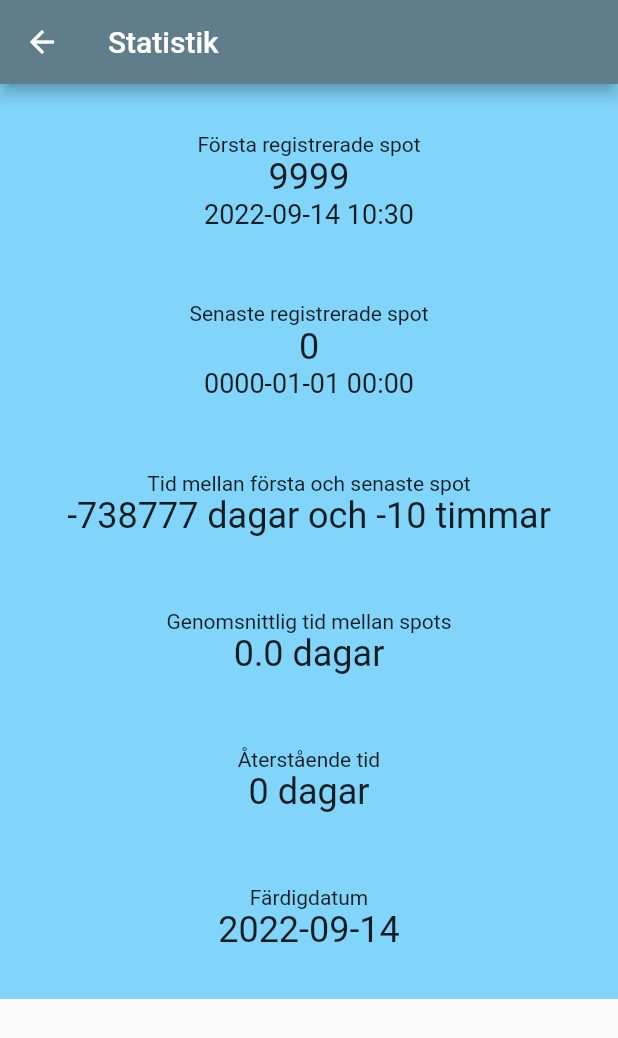
After one commit to Meconer/platespot, a Flutter app: the StatPage screen opened directly, on a phone screen of 412 x 824 dp. The commit adds this screen. Shown: the top 1038 px of the screen. Run offline on Flutter 3.47's test engine with Material 2 defaults, Android fonts, the light colour scheme and no system bars; our stand-ins replace package_info_plus, shared_preferences, sqflite; accounts and stored records are empty.

Commit message:
Added a stat page

```diff
--- /dev/null
+++ b/lib/StatPage.dart
@@ -0,0 +1,179 @@
+import 'dart:math';
+
+import 'package:flutter/material.dart';
+import 'package:intl/intl.dart';
+import 'spotting.dart';
+
+class StatPage extends StatelessWidget {
+  const StatPage({super.key});
+
+  @override
+  Widget build(BuildContext context) {
+    return Scaffold(
+      appBar: AppBar(
+        title: Text('Statistik'),
+      ),
+      body: SingleChildScrollView(
+        child: Container(
+          width: double.infinity,
+          color: Colors.lightBlue[200],
+          child: Padding(
+            padding: const EdgeInsets.all(8.0),
+            child: FutureBuilder<List<Spotting>>(
+                future: Spotting.getAllSpottingsFromDB(),
+                builder: (context, snapshot) {
+                  if (snapshot.hasData) {
+                    return getStatWidget(snapshot.data!);
+                  }
+                  return Center(child: CircularProgressIndicator());
+                }),
+          ),
+        ),
+      ),
+    );
+  }
+
+  Widget getStatWidget(List<Spotting> spotList) {
+    final firstSpot = getFirstSpot(spotList);
+    final lastSpot = getLastSpot(spotList);
+    final interval = lastSpot.spottingTime.difference(firstSpot.spottingTime);
+    final intervalInDays = interval.inDays;
+    final intervalInHours = (interval - Duration(days: intervalInDays)).inHours;
+
+    final timeBetweenSpots =
+        calcAverageTimeBetweenSpotsInHours(firstSpot, lastSpot) / 24;
+    String avgStr = timeBetweenSpots.toString();
+    int decPos = avgStr.indexOf('.');
+    if (decPos >= 0) {
+      int l = avgStr.length;
+      avgStr = avgStr.substring(0, min(decPos + 3, l));
+    }
+
+    final remainingTime = calcRemainingTimeInDays(firstSpot, lastSpot).round();
+
+    return Column(
+      children: [
+        StatText(firstSpot, 'Första registrerade spot'),
+        StatText(lastSpot, 'Senaste registrerade spot'),
+        NumberText(
+          title: 'Tid mellan första och senaste spot',
+          text: '$intervalInDays dagar och $intervalInHours timmar',
+        ),
+        NumberText(
+            title: 'Genomsnittlig tid mellan spots', text: '$avgStr dagar'),
+        NumberText(title: 'Återstående tid', text: '$remainingTime dagar'),
+        NumberText(
+            title: 'Färdigdatum',
+            text: '${formattedDate(finishTime(remainingTime))}')
+      ],
+    );
+  }
+
+  Spotting getFirstSpot(List<Spotting> spotList) {
+    var firstSpotting =
+        Spotting(spotNumber: 9999, spottingTime: DateTime.now());
+    for (final spot in spotList) {
+      if (spot.spotNumber < firstSpotting.spotNumber) {
+        firstSpotting = spot.copy();
+      }
+    }
+    return firstSpotting;
+  }
+
+  Spotting getLastSpot(List<Spotting> spotList) {
+    var lastSpotting = Spotting(spotNumber: 0, spottingTime: DateTime(0));
+    for (final spot in spotList) {
+      if (spot.spotNumber > lastSpotting.spotNumber) {
+        lastSpotting = spot.copy();
+      }
+    }
+    return lastSpotting;
+  }
+
+  double calcRemainingTimeInDays(Spotting firstSpot, Spotting lastSpot) {
+    final avgTimeBetweenSpots =
+        calcAverageTimeBetweenSpotsInHours(firstSpot, lastSpot);
+    lastSpot.spottingTime.difference(firstSpot.spottingTime);
+    final noInterval = lastSpot.spotNumber - firstSpot.spotNumber;
+    if (noInterval > 0) {
+      final remainingTimeInHours =
+          (999 - lastSpot.spotNumber) * avgTimeBetweenSpots;
+      return (remainingTimeInHours / 24).roundToDouble();
+    }
+    return 0;
+  }
+
+  double calcAverageTimeBetweenSpotsInHours(
+      Spotting firstSpot, Spotting lastSpot) {
+    final timeInterval =
+        lastSpot.spottingTime.difference(firstSpot.spottingTime);
+    final noInterval = lastSpot.spotNumber - firstSpot.spotNumber;
+    if (noInterval <= 0) return 0;
+    final averageTimeBetweenSpots = timeInterval.inHours / noInterval;
+    return averageTimeBetweenSpots;
+  }
+}
+
+DateTime finishTime(int remainingDays) {
+  return DateTime.now().add(Duration(days: remainingDays));
+}
+
+class NumberText extends StatelessWidget {
+  const NumberText({
+    Key? key,
+    required this.title,
+    required this.text,
+  }) : super(key: key);
+
+  final String title;
+  final String text;
+
+  @override
+  Widget build(BuildContext context) {
+    return Padding(
+      padding: EdgeInsets.all(24),
+      child: Column(children: [
+        Text(title),
+        Text(
+          text,
+          style: TextStyle(fontSize: 24),
+        ),
+      ]),
+    );
+  }
+}
+
+String formattedDateTime(DateTime dateTime) {
+  final formatter = DateFormat('yyyy-MM-dd HH:mm');
+  return formatter.format(dateTime);
+}
+
+String formattedDate(DateTime dateTime) {
+  final formatter = DateFormat('yyyy-MM-dd');
+  return formatter.format(dateTime);
+}
+
+class StatText extends StatelessWidget {
+  final Spotting spotting;
+  final String title;
+  StatText(this.spotting, this.title);
+  @override
+  Widget build(BuildContext context) {
+    return Padding(
+      padding: EdgeInsets.all(24),
+      child: Column(
+        children: [
+          Text(title),
+          Text(
+            spotting.spotNumber.toString(),
+            style: TextStyle(fontSize: 24),
+          ),
+          Text(
+            formattedDateTime(spotting.spottingTime),
+            style: TextStyle(fontSize: 18),
+          )
+        ],
+      ),
+    );
+  }
+}
--- a/lib/main.dart
+++ b/lib/main.dart
@@ -1,5 +1,7 @@
 import 'package:flutter/material.dart';
 import 'package:flutter/services.dart';
+import 'package:platespot/StatPage.dart';
+import 'package:platespot/spotting.dart';
 import 'package:shared_preferences/shared_preferences.dart';
 import 'package:package_info_plus/package_info_plus.dart';
 
@@ -20,7 +22,7 @@ class MyApp extends StatelessWidget {
 }
 
 class MyHomePage extends StatefulWidget {
-  MyHomePage({Key key, this.title}) : super(key: key);
+  MyHomePage({Key? key, required this.title}) : super(key: key);
 
   final String title;
 
@@ -47,6 +49,9 @@ class _MyHomePageState extends State<MyHomePage> {
 
   void _incrementCounter() async {
     final prefs = await SharedPreferences.getInstance();
+    Spotting spotting =
+        Spotting(spotNumber: _counter, spottingTime: DateTime.now());
+    spotting.storeInDb();
     setState(() {
       _counter++;
       if (_counter == 1000) {
@@ -91,6 +96,12 @@ class _MyHomePageState extends State<MyHomePage> {
                   _showVersion();
                 },
               ),
+              ListTile(
+                title: const Text('Statistik'),
+                onTap: () {
+                  _showStatistics();
+                },
+              ),
             ],
           ),
         ),
@@ -102,13 +113,11 @@ class _MyHomePageState extends State<MyHomePage> {
         child: Column(
           mainAxisAlignment: MainAxisAlignment.center,
           children: <Widget>[
-            Text(
-              'Nummer att leta efter:',
+            Text('Nummer att leta efter:',
                 style: TextStyle(
                   fontWeight: FontWeight.w300,
                   fontSize: 30,
-              )
-            ),
+                )),
             GestureDetector(
               onLongPress: _setCounter,
               child: Padding(
@@ -122,10 +131,12 @@ class _MyHomePageState extends State<MyHomePage> {
             TextButton(
               child: Text('Hittat'),
               style: TextButton.styleFrom(
-                primary: Colors.white,
+                foregroundColor: Colors.white,
                 backgroundColor: Theme.of(context).colorScheme.primary,
                 elevation: 10,
-                shape: RoundedRectangleBorder( borderRadius: BorderRadius.all(Radius.circular(10)),),
+                shape: RoundedRectangleBorder(
+                  borderRadius: BorderRadius.all(Radius.circular(10)),
+                ),
                 textStyle: TextStyle(
                   fontSize: 50,
                   fontWeight: FontWeight.w300,
@@ -136,18 +147,6 @@ class _MyHomePageState extends State<MyHomePage> {
           ],
         ),
       ),
-      // floatingActionButtonLocation: FloatingActionButtonLocation.centerFloat,
-      // floatingActionButton: SizedBox(
-      //   width: 200,
-      //   child: FittedBox(
-      //     child: FloatingActionButton.extended(
-      //       onPressed: _incrementCounter,
-      //       tooltip: 'Hittat',
-      //       icon: Icon(Icons.add),
-      //       label: Text('Hittat'),
-      //     ),
-      //   ),
-      //),
     );
   }
 
@@ -217,6 +216,14 @@ class _MyHomePageState extends State<MyHomePage> {
       ),
     );
   }
+
+  Future<void> _showStatistics() async {
+    await Navigator.push(
+      context,
+      MaterialPageRoute(builder: (context) => StatPage()),
+    );
+    Navigator.pop(context);
+  }
 }
 
 String getTextForCounter(int counter) {
--- a/lib/platespotdb.dart
+++ b/lib/platespotdb.dart
@@ -0,0 +1,48 @@
+import 'package:path/path.dart';
+import 'package:platespot/spotting.dart';
+import 'package:sqflite/sqflite.dart';
+
+class PlateSpotDB {
+  static const dbName = 'spottings';
+
+  Database? database;
+
+  Future<void> open() async {
+    final dbPath = await getDatabasesPath();
+    final dbFullName = join(dbPath, dbName);
+    database = await openDatabase(dbFullName, onCreate: (db, version) {
+      return db.execute(
+        '''
+        CREATE TABLE $dbName
+        (spotNr INTEGER PRIMARY KEY, timestamp TEXT);
+        ''',
+      );
+    }, version: 1);
+  }
+
+  Future<void> store(Spotting spotting) async {
+    String spotTimeStr = spotting.spottingTime.toIso8601String();
+    final values = {
+      'spotNr': spotting.spotNumber,
+      'timestamp': spotTimeStr,
+    };
+
+    if (database != null) {
+      final id = await database!.insert(dbName, values);
+      print('Inserted $id');
+    }
+  }
+
+  Future<List<Spotting>> getAllSpottings() async {
+    if (database != null) {
+      final result = await database!.query(dbName);
+      List<Spotting> resultList = [];
+      for (final row in result) {
+        final spotting = Spotting.fromMap(row);
+        resultList.add(spotting);
+      }
+      return resultList;
+    }
+    return [];
+  }
+}
--- /dev/null
+++ b/lib/spotting.dart
@@ -0,0 +1,33 @@
+import 'package:platespot/platespotdb.dart';
+
+class Spotting {
+  DateTime spottingTime;
+  int spotNumber;
+
+  Spotting({required this.spotNumber, required this.spottingTime});
+
+  Future<void> storeInDb() async {
+    final database = PlateSpotDB();
+    await database.open();
+    await database.store(this);
+  }
+
+  static Future<List<Spotting>> getAllSpottingsFromDB() async {
+    final database = PlateSpotDB();
+    await database.open();
+    final spottingList = await database.getAllSpottings();
+    return spottingList;
+  }
+
+  Spotting copy() {
+    final newSpot =
+        Spotting(spotNumber: spotNumber, spottingTime: spottingTime);
+    return newSpot;
+  }
+
+  //to be used when converting the row into object
+  factory Spotting.fromMap(Map<String, dynamic> data) => new Spotting(
+        spotNumber: data["spotNr"],
+        spottingTime: DateTime.parse(data["timestamp"]),
+      );
+}
```
Also changed, not shown: pubspec.yaml (+5 -11 lines), pubspec.lock, 2 other files. Lines whose indentation alone changed are shown as unchanged.
